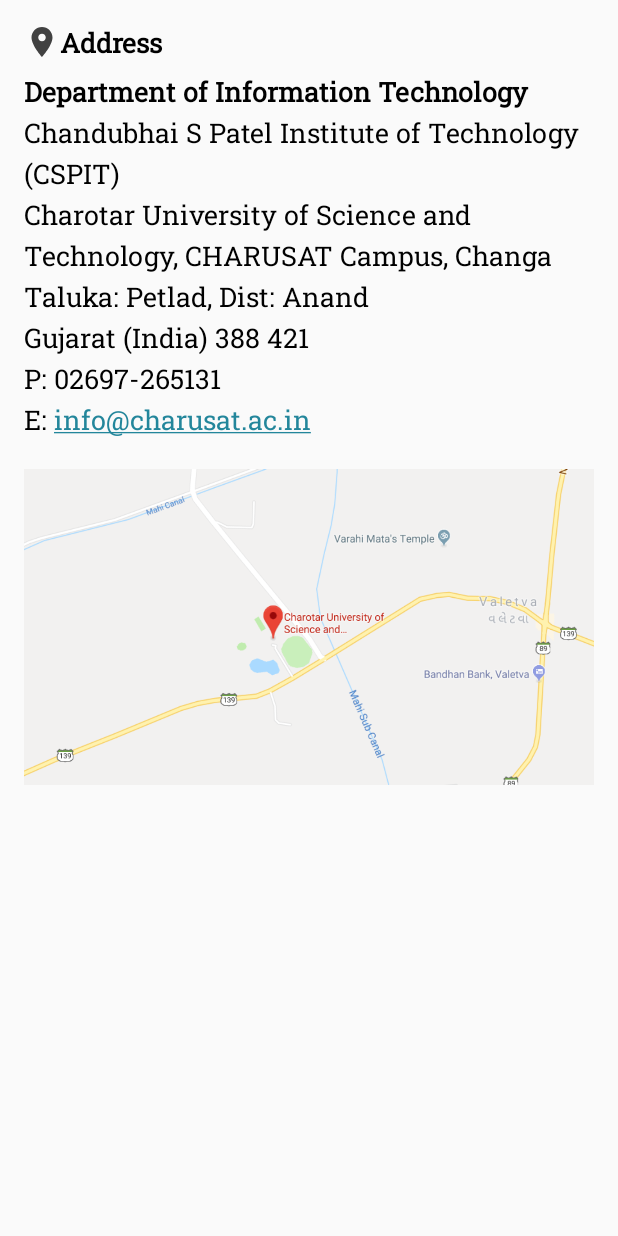
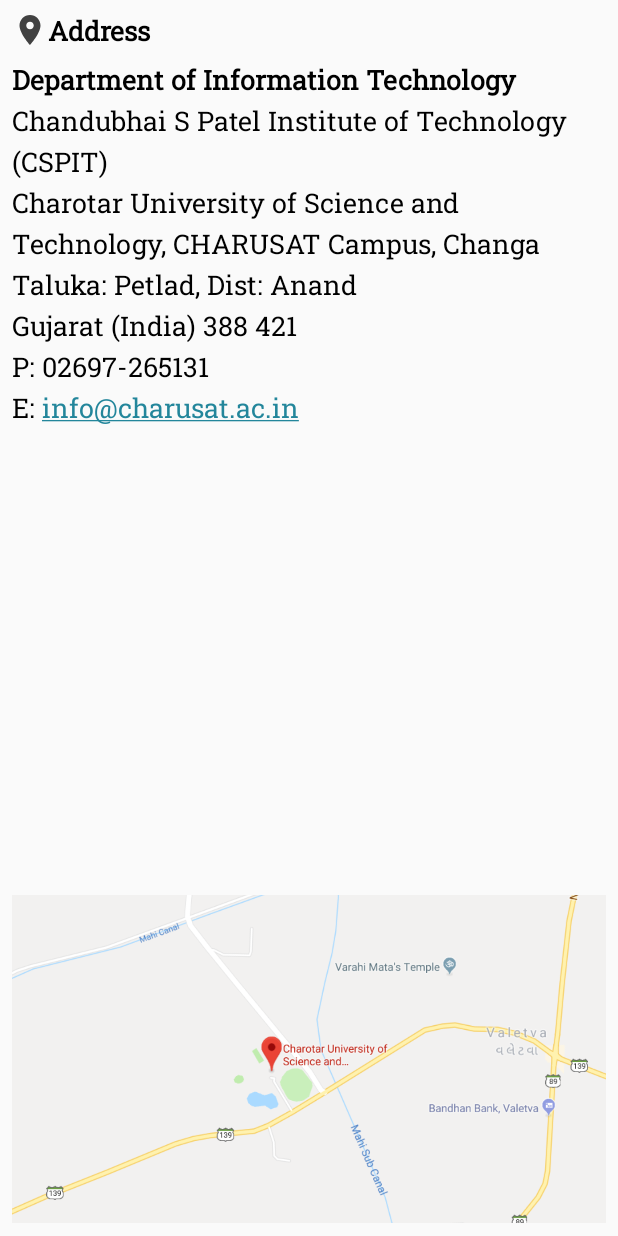
Before and after one commit to umangjpatel/CHARUSAT, an Android app: the layout map_text_feed_item.xml on its own in the app's theme, with its tools: preview values and no code run, on a phone screen of 412 x 824 dp. Run offline under Robolectric (Android 15) with nearby library versions, the phone set to English and light mode, and no system bars; Roboto replaces fonts that are not available here.

Commit message:
Map layout improvements

```diff
--- a/app/src/main/res/layout/map_text_feed_item.xml
+++ b/app/src/main/res/layout/map_text_feed_item.xml
@@ -1,49 +1,54 @@
 <?xml version="1.0" encoding="utf-8"?>
-<ScrollView xmlns:android="http://schemas.android.com/apk/res/android"
+<android.support.constraint.ConstraintLayout xmlns:android="http://schemas.android.com/apk/res/android"
+    xmlns:app="http://schemas.android.com/apk/res-auto"
     xmlns:tools="http://schemas.android.com/tools"
     android:layout_width="match_parent"
-    android:layout_height="wrap_content"
-    android:layout_marginEnd="16dp"
-    android:layout_marginStart="16dp"
+    android:layout_height="match_parent"
     android:scrollbars="vertical">
 
-    <android.support.v7.widget.LinearLayoutCompat
-        android:layout_width="match_parent"
-        android:layout_height="wrap_content"
-        android:orientation="vertical">
-
     <android.support.v7.widget.AppCompatTextView
+        android:id="@+id/appCompatTextView"
         android:layout_width="wrap_content"
         android:layout_height="wrap_content"
-            android:layout_marginTop="16dp"
+        android:layout_marginStart="8dp"
+        android:layout_marginTop="8dp"
         android:drawableStart="@drawable/ic_location"
         android:fontFamily="@font/roboto_slab"
         android:lineSpacingExtra="4sp"
         android:text="@string/address_label"
         android:textColor="@android:color/black"
         android:textSize="18sp"
-            android:textStyle="bold" />
+        android:textStyle="bold"
+        app:layout_constraintStart_toStartOf="parent"
+        app:layout_constraintTop_toTopOf="parent" />
 
     <android.support.v7.widget.AppCompatTextView
         android:id="@+id/address_textView"
         android:layout_width="match_parent"
         android:layout_height="wrap_content"
-            android:layout_marginBottom="8dp"
+        android:layout_marginEnd="8dp"
+        android:layout_marginStart="8dp"
         android:layout_marginTop="8dp"
         android:autoLink="all"
         android:fontFamily="@font/roboto_slab"
         android:lineSpacingExtra="4sp"
         android:textColor="@android:color/black"
         android:textSize="18sp"
+        app:layout_constraintEnd_toEndOf="parent"
+        app:layout_constraintStart_toStartOf="parent"
+        app:layout_constraintTop_toBottomOf="@+id/appCompatTextView"
         tools:text="@string/it_address" />
 
     <android.support.v7.widget.AppCompatImageView
         android:id="@+id/address_imageView"
         android:layout_width="match_parent"
         android:layout_height="220dp"
-            android:layout_marginTop="8dp"
+        android:layout_marginBottom="8dp"
+        android:layout_marginEnd="8dp"
+        android:layout_marginStart="8dp"
+        app:layout_constraintBottom_toBottomOf="parent"
+        app:layout_constraintEnd_toEndOf="parent"
+        app:layout_constraintStart_toStartOf="parent"
         tools:srcCompat="@drawable/caharusat_map" />
 
-    </android.support.v7.widget.LinearLayoutCompat>
-
-</ScrollView>
+</android.support.constraint.ConstraintLayout>
```
Lines whose indentation alone changed are shown as unchanged.
